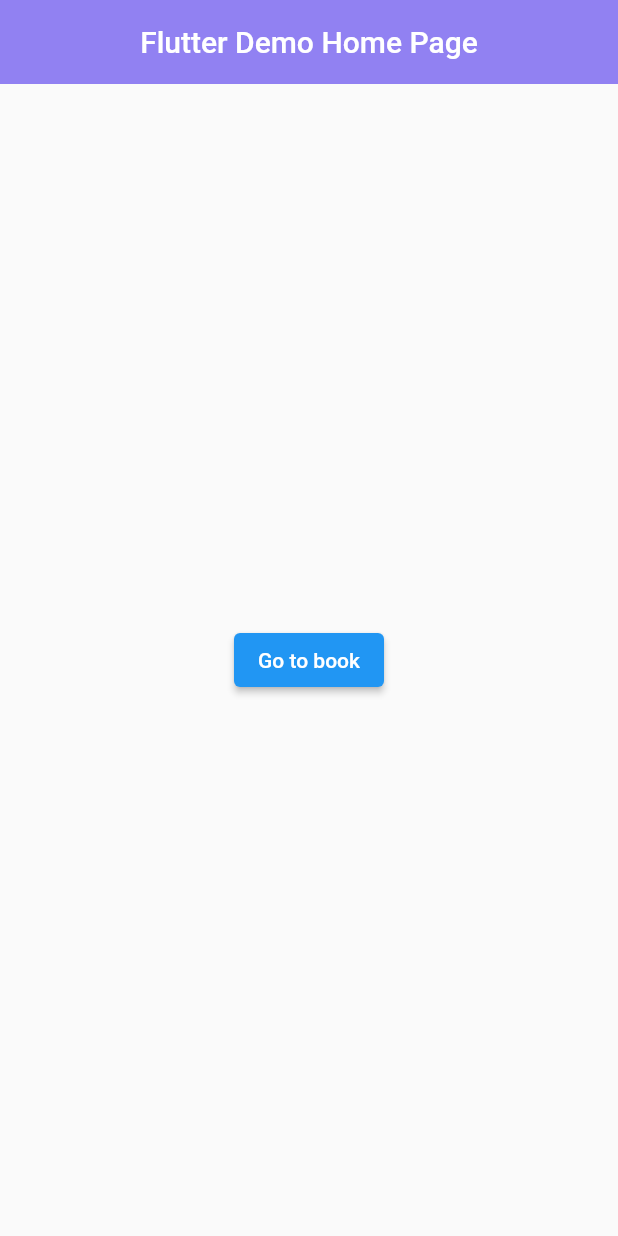
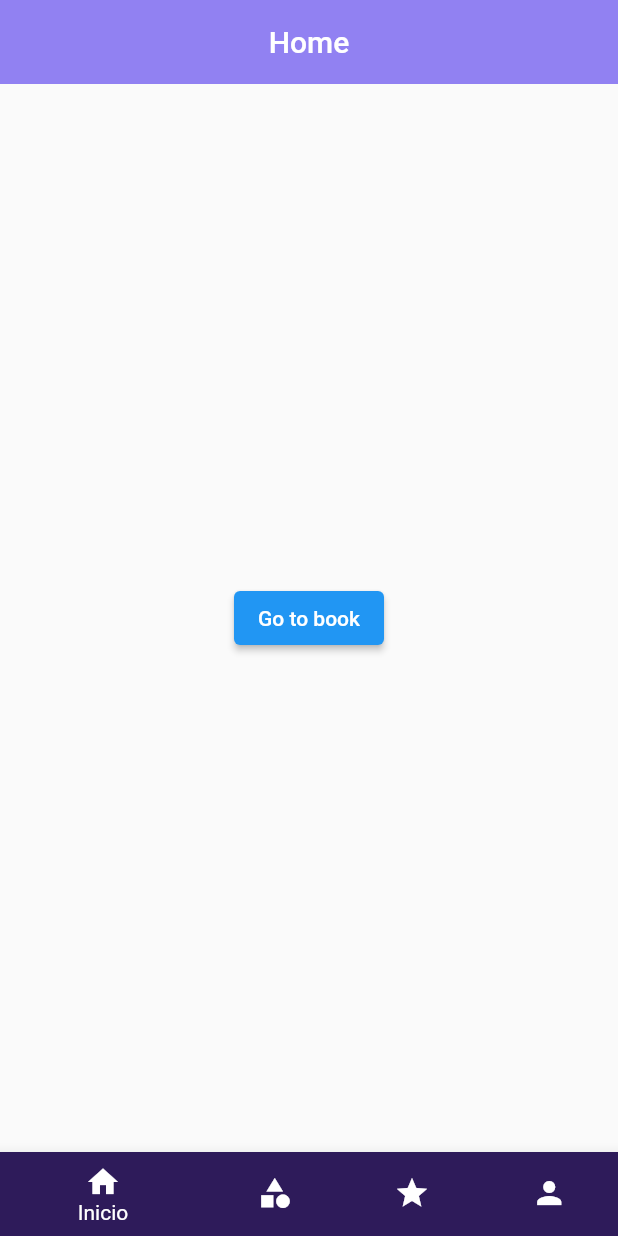
Before and after one commit to Cristhianbh98/am2-library-project, a Flutter app: the screen it shows after launch, on a phone screen of 412 x 824 dp. Run offline on Flutter 3.47's test engine with Material 2 defaults, Android fonts, the phone set to English and light mode, and no system bars; our stand-ins replace flutter_svg.

Commit message:
add: Main Navigation menu screen

```diff
--- a/lib/main.dart
+++ b/lib/main.dart
@@ -1,8 +1,6 @@
 import 'package:am2_library_project/themes/style.dart';
-import 'package:am2_library_project/widgets/main_app_bar.dart';
-import 'package:am2_library_project/screens/book_screen.dart';
 import 'package:flutter/material.dart';
-import './model/book.dart';
+import 'package:am2_library_project/screens/main_navigation_menu_screen.dart';
 
 void main() {
   runApp(const MyApp());
@@ -16,48 +14,7 @@ class MyApp extends StatelessWidget {
     return MaterialApp(
       title: 'Flutter Demo',
       theme: primaryTheme,
-      home: const MyHomePage(title: 'Flutter Demo Home Page'),
+      home: const MainNavigationMenuScreen(),
     );
   }
 }
-
-class MyHomePage extends StatefulWidget {
-  const MyHomePage({Key? key, required this.title}) : super(key: key);
-
-  final String title;
-
-  @override
-  State<MyHomePage> createState() => _MyHomePageState();
-}
-
-class _MyHomePageState extends State<MyHomePage> {
-
-  @override
-  Widget build(BuildContext context) {
-    return Scaffold(
-      appBar: MainAppBar(title: widget.title),
-      body: Center(
-        child: ElevatedButton(
-          onPressed: () {
-            Navigator.push(
-              context,
-              MaterialPageRoute(
-                builder: (context) => BookScreen(
-                  book: Book(
-                    title: 'Como diseñar una Web App',
-                    description: 'Lorem Lorem ipsum es el texto que se usa  habitualmente en diseño gráfico o de moda en demostraciones de tipografías o de borradores de diseño para probar el diseño visual antes de insertar el texto final.',
-                    id: '1312576942',
-                    author: 'Cristhian Bacusoy',
-                    createAt: DateTime(2021, 1, 10),
-                    category: 'Desarrollo Web'
-                  )
-                ),
-              ),
-            );
-          },
-          child: const Text('Go to book'),
-        ),
-      ),
-    );
-  }
-}
--- /dev/null
+++ b/lib/screens/main_navigation_menu_screen.dart
@@ -0,0 +1,92 @@
+import 'package:am2_library_project/widgets/main_app_bar.dart';
+import 'package:am2_library_project/screens/book_screen.dart';
+import 'package:flutter/material.dart';
+import 'package:am2_library_project/model/book.dart';
+
+class MainNavigationMenuScreen extends StatefulWidget {
+  const MainNavigationMenuScreen({Key? key}) : super(key: key);
+
+  @override
+  State<MainNavigationMenuScreen> createState() => _MainNavigationMenuScreenState();
+}
+
+class _MainNavigationMenuScreenState extends State<MainNavigationMenuScreen> {
+  int _selectedIndex = 0;
+
+  void _onItemTapped(int index) {
+    setState(() {
+      _selectedIndex = index;
+    });
+  }
+
+  static const List<String> _titles = ["Home", "Categorias", "Favoritos", "Perfil"];
+
+  @override
+  Widget build(BuildContext context) {
+
+    final List<Widget> _widgetOptions = <Widget>[
+      ElevatedButton(
+        onPressed: () {
+          Navigator.push(
+            context,
+            MaterialPageRoute(
+              builder: (context) => BookScreen(
+                book: Book(
+                  title: 'Como diseñar una Web App',
+                  description: 'Lorem Lorem ipsum es el texto que se usa  habitualmente en diseño gráfico o de moda en demostraciones de tipografías o de borradores de diseño para probar el diseño visual antes de insertar el texto final.',
+                  id: '1312576942',
+                  author: 'Cristhian Bacusoy',
+                  createAt: DateTime(2021, 1, 10),
+                  category: 'Desarrollo Web'
+                )
+              ),
+            ),
+          );
+        },
+        child: const Text('Go to book'),
+      ),
+      const Text(
+        'Index 2: Categorias',
+      ),
+      const Text(
+        'Index 3: Favoritos',
+      ),
+      const Text(
+        'Index 3: Perfil',
+      ),
+    ];
+
+    return Scaffold(
+      appBar: MainAppBar(title: _titles.elementAt(_selectedIndex)),
+      body: Center(
+        child: _widgetOptions.elementAt(_selectedIndex),
+      ),
+      bottomNavigationBar: BottomNavigationBar(
+        items: <BottomNavigationBarItem>[
+          BottomNavigationBarItem(
+            icon: const Icon(Icons.home),
+            label: "Inicio",
+            backgroundColor: Theme.of(context).primaryColorDark,
+          ),
+          BottomNavigationBarItem(
+            icon: const Icon(Icons.category),
+            label: "Categorias",
+            backgroundColor: Theme.of(context).primaryColorDark,
+          ),
+          BottomNavigationBarItem(
+            icon: const Icon(Icons.star),
+            label: "Favoritos",
+            backgroundColor: Theme.of(context).primaryColorDark,
+          ),
+          BottomNavigationBarItem(
+            icon: const Icon(Icons.person),
+            label: "Perfil",
+            backgroundColor: Theme.of(context).primaryColorDark,
+          ),
+        ],
+        currentIndex: _selectedIndex,
+        onTap: _onItemTapped,
+      ),
+    );
+  }
+}
```
